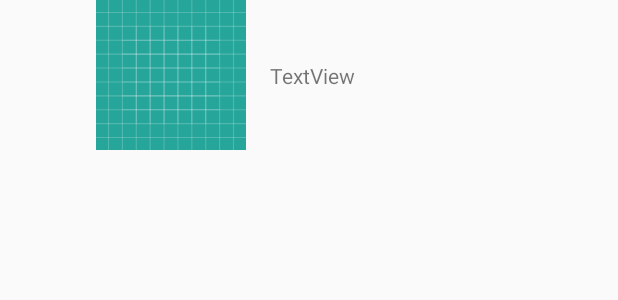
After one commit to williamgdev/GooglePlaceApi, an Android app: the layout market_info.xml on its own in the app's theme, with its tools: preview values and no code run, on a phone screen of 412 x 824 dp. The commit adds this screen. Shown: the top 300 px of the screen. Run offline under Robolectric (Android 15) with nearby library versions, the phone set to English and light mode, and no system bars.

Commit message:
Display InfoWindow and loag an image

```diff
--- /dev/null
+++ b/app/src/main/res/layout/market_info.xml
@@ -0,0 +1,34 @@
+<?xml version="1.0" encoding="utf-8"?>
+<android.support.constraint.ConstraintLayout xmlns:android="http://schemas.android.com/apk/res/android"
+    xmlns:app="http://schemas.android.com/apk/res-auto"
+    xmlns:tools="http://schemas.android.com/tools"
+    android:layout_width="300dp"
+    android:layout_height="100dp">
+
+    <TextView
+        android:id="@+id/info_title"
+        android:layout_width="wrap_content"
+        android:layout_height="wrap_content"
+        android:layout_marginBottom="8dp"
+        android:layout_marginEnd="8dp"
+        android:layout_marginStart="16dp"
+        android:layout_marginTop="8dp"
+        android:text="TextView"
+        app:layout_constraintBottom_toBottomOf="@+id/info_image"
+        app:layout_constraintEnd_toEndOf="parent"
+        app:layout_constraintHorizontal_bias="0.5"
+        app:layout_constraintStart_toEndOf="@+id/info_image"
+        app:layout_constraintTop_toTopOf="@+id/info_image" />
+
+    <ImageView
+        android:id="@+id/info_image"
+        android:layout_width="100dp"
+        android:layout_height="100dp"
+        android:layout_marginStart="8dp"
+        app:layout_constraintEnd_toStartOf="@+id/info_title"
+        app:layout_constraintHorizontal_bias="0.5"
+        app:layout_constraintHorizontal_chainStyle="packed"
+        app:layout_constraintStart_toStartOf="parent"
+        app:layout_constraintTop_toTopOf="parent"
+        app:srcCompat="@drawable/ic_launcher_background" />
+</android.support.constraint.ConstraintLayout>
```
Also changed, not shown: app/src/main/java/com/williamgdev/example/googleplaceapi/MainActivity.java (+63 -0 lines).
